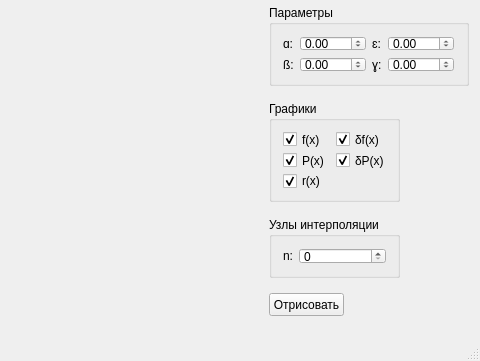
The window that mainwindow.ui (Chester94/NumericalMethods) describes before a commit, drawn with Qt 5; both pictures show x 427 to 907 and y 111 to 472 of the 907 by 472 pixel window.
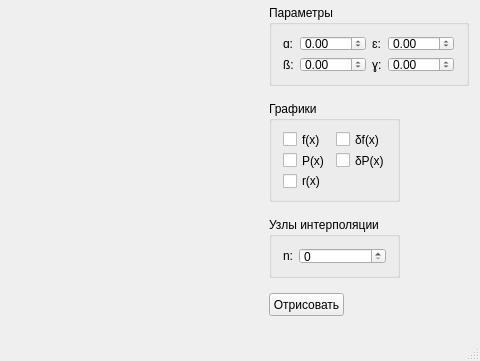
The same window after the commit. Custom widgets are drawn as their Qt base class.

Commit message: corrected connect

```diff
--- a/mainwindow.ui
+++ b/mainwindow.ui
@@ -232,7 +232,7 @@
           <string>f(x)</string>
          </property>
          <property name="checked">
-          <bool>true</bool>
+          <bool>false</bool>
          </property>
         </widget>
        </item>
@@ -242,7 +242,7 @@
           <string>δf(x)</string>
          </property>
          <property name="checked">
-          <bool>true</bool>
+          <bool>false</bool>
          </property>
         </widget>
        </item>
@@ -252,7 +252,7 @@
           <string>P(x)</string>
          </property>
          <property name="checked">
-          <bool>true</bool>
+          <bool>false</bool>
          </property>
         </widget>
        </item>
@@ -262,7 +262,7 @@
           <string>δP(x)</string>
          </property>
          <property name="checked">
-          <bool>true</bool>
+          <bool>false</bool>
          </property>
         </widget>
        </item>
@@ -272,7 +272,7 @@
           <string>r(x)</string>
          </property>
          <property name="checked">
-          <bool>true</bool>
+          <bool>false</bool>
          </property>
         </widget>
        </item>
```
Left out of the diff: 10 changed lines with no effect on the pictures. The commit also changes 2 other files.
